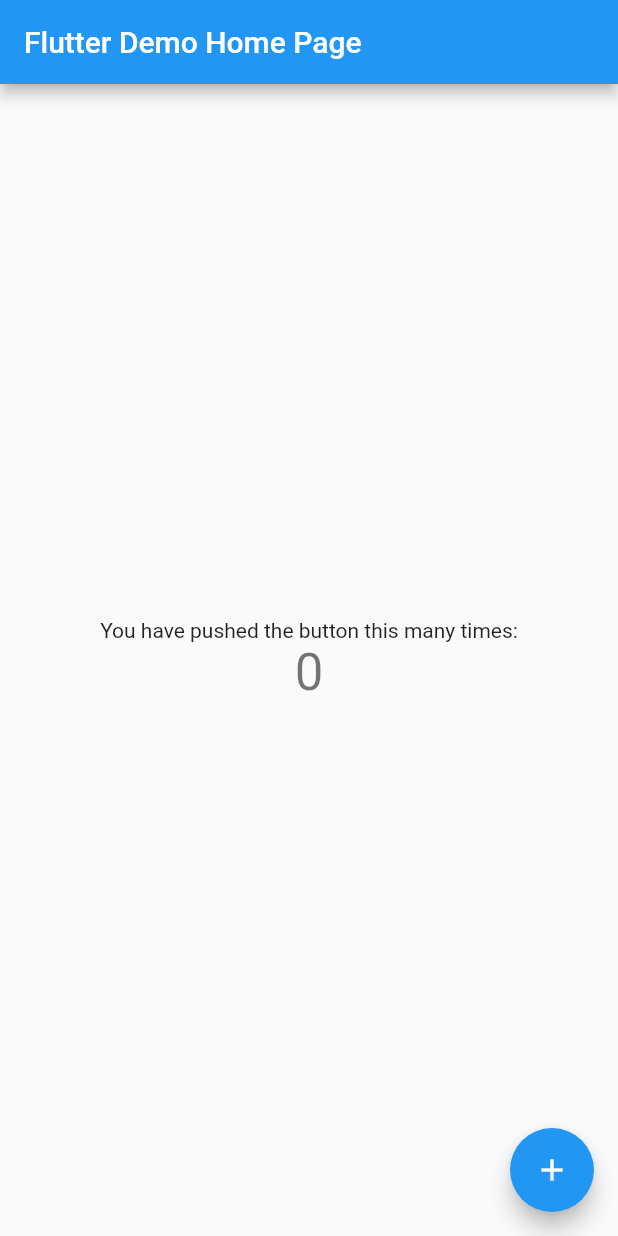
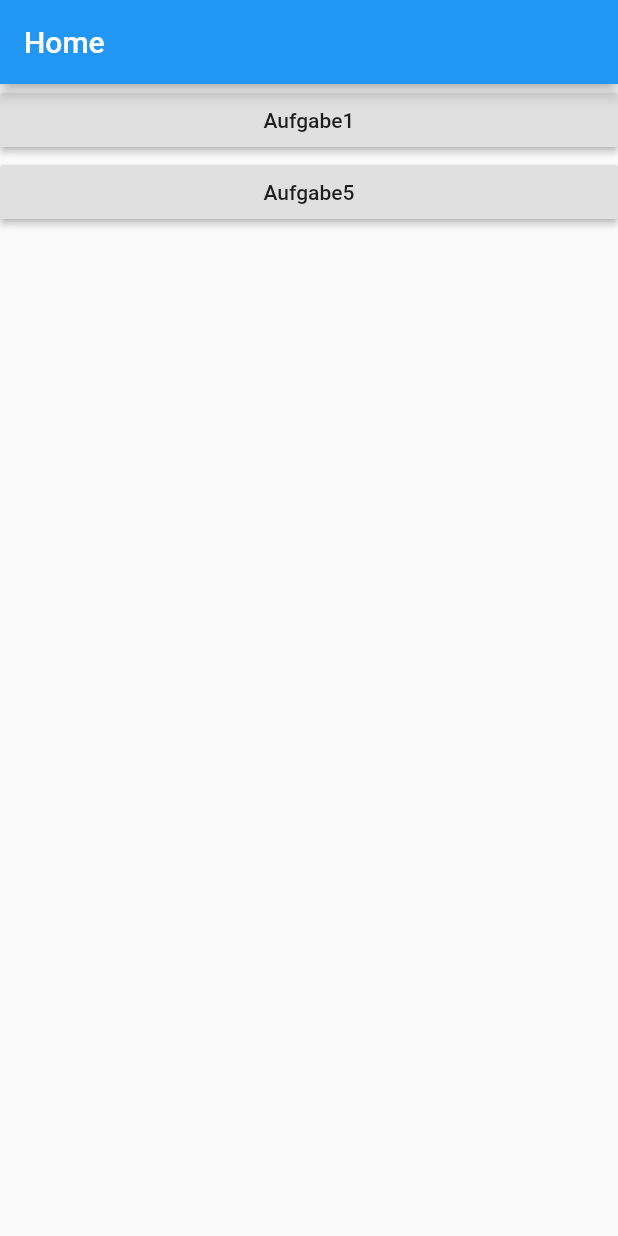
Before and after one commit to Syb10/flutter_ui_analyse_app, a Flutter app: the screen it shows after launch, on a phone screen of 412 x 824 dp. Run offline on Flutter 3.47's test engine with Material 2 defaults, Android fonts, the phone set to English and light mode, and no system bars.

```diff
--- a/lib/main.dart
+++ b/lib/main.dart
@@ -1,4 +1,5 @@
 import 'package:flutter/material.dart';
+import 'package:flutter_ui_analyse_app/screens/home_screen.dart';
 
 void main() => runApp(MyApp());
 
@@ -9,103 +10,9 @@ class MyApp extends StatelessWidget {
     return MaterialApp(
       title: 'Flutter Demo',
       theme: ThemeData(
-        // This is the theme of your application.
-        //
-        // Try running your application with "flutter run". You'll see the
-        // application has a blue toolbar. Then, without quitting the app, try
-        // changing the primarySwatch below to Colors.green and then invoke
-        // "hot reload" (press "r" in the console where you ran "flutter run",
-        // or simply save your changes to "hot reload" in a Flutter IDE).
-        // Notice that the counter didn't reset back to zero; the application
-        // is not restarted.
         primarySwatch: Colors.blue,
       ),
-      home: MyHomePage(title: 'Flutter Demo Home Page'),
+      home: Home_Screen(),
     );
   }
 }
-
-class MyHomePage extends StatefulWidget {
-  MyHomePage({Key key, this.title}) : super(key: key);
-
-  // This widget is the home page of your application. It is stateful, meaning
-  // that it has a State object (defined below) that contains fields that affect
-  // how it looks.
-
-  // This class is the configuration for the state. It holds the values (in this
-  // case the title) provided by the parent (in this case the App widget) and
-  // used by the build method of the State. Fields in a Widget subclass are
-  // always marked "final".
-
-  final String title;
-
-  @override
-  _MyHomePageState createState() => _MyHomePageState();
-}
-
-class _MyHomePageState extends State<MyHomePage> {
-  int _counter = 0;
-
-  void _incrementCounter() {
-    setState(() {
-      // This call to setState tells the Flutter framework that something has
-      // changed in this State, which causes it to rerun the build method below
-      // so that the display can reflect the updated values. If we changed
-      // _counter without calling setState(), then the build method would not be
-      // called again, and so nothing would appear to happen.
-      _counter++;
-    });
-  }
-
-  @override
-  Widget build(BuildContext context) {
-    // This method is rerun every time setState is called, for instance as done
-    // by the _incrementCounter method above.
-    //
-    // The Flutter framework has been optimized to make rerunning build methods
-    // fast, so that you can just rebuild anything that needs updating rather
-    // than having to individually change instances of widgets.
-    return Scaffold(
-      appBar: AppBar(
-        // Here we take the value from the MyHomePage object that was created by
-        // the App.build method, and use it to set our appbar title.
-        title: Text(widget.title),
-      ),
-      body: Center(
-        // Center is a layout widget. It takes a single child and positions it
-        // in the middle of the parent.
-        child: Column(
-          // Column is also a layout widget. It takes a list of children and
-          // arranges them vertically. By default, it sizes itself to fit its
-          // children horizontally, and tries to be as tall as its parent.
-          //
-          // Invoke "debug painting" (press "p" in the console, choose the
-          // "Toggle Debug Paint" action from the Flutter Inspector in Android
-          // Studio, or the "Toggle Debug Paint" command in Visual Studio Code)
-          // to see the wireframe for each widget.
-          //
-          // Column has various properties to control how it sizes itself and
-          // how it positions its children. Here we use mainAxisAlignment to
-          // center the children vertically; the main axis here is the vertical
-          // axis because Columns are vertical (the cross axis would be
-          // horizontal).
-          mainAxisAlignment: MainAxisAlignment.center,
-          children: <Widget>[
-            Text(
-              'You have pushed the button this many times:',
-            ),
-            Text(
-              '$_counter',
-              style: Theme.of(context).textTheme.display1,
-            ),
-          ],
-        ),
-      ),
-      floatingActionButton: FloatingActionButton(
-        onPressed: _incrementCounter,
-        tooltip: 'Increment',
-        child: Icon(Icons.add),
-      ), // This trailing comma makes auto-formatting nicer for build methods.
-    );
-  }
-}
--- /dev/null
+++ b/lib/screens/home_screen.dart
@@ -0,0 +1,48 @@
+import 'package:flutter/material.dart';
+import 'package:flutter_ui_analyse_app/screens/chords_screen.dart';
+import 'package:flutter_ui_analyse_app/screens/datenschutz_screen.dart';
+
+class Home_Screen extends StatefulWidget {
+  @override
+  _Home_ScreenState createState() => _Home_ScreenState();
+}
+
+class _Home_ScreenState extends State<Home_Screen> {
+  @override
+  Widget build(BuildContext context) {
+    return Scaffold(
+      appBar: AppBar(
+        title: Text("Home"),
+      ),
+      body:
+          Column(
+            children: <Widget>[
+                buildRaisedAufgabenButton(context, "Aufgabe1", Datenschutz_Screen()),
+              buildRaisedAufgabenButton(context, "Aufgabe5", Chords_Screen()),
+            ],
+          )
+
+
+
+      );
+
+
+  }
+}
+
+Widget buildRaisedAufgabenButton(BuildContext context, text, widget) {
+  return RaisedButton(
+    onPressed: (){
+      Navigator.push(
+          context,
+          MaterialPageRoute(builder:
+              (context) => widget,
+          )
+      );
+    },
+    child: Align(
+      alignment: Alignment.center,
+      child:Text(text),
+    ),
+  );
+}
--- a/pubspec.yaml
+++ b/pubspec.yaml
@@ -41,8 +41,9 @@ flutter:
   uses-material-design: true
 
   # To add assets to your application, add an assets section, like this:
-  # assets:
-  #  - images/a_dot_burr.jpeg
+  assets:
+    - assets/images/chord1.PNG
+    - assets/images/chord2.PNG
   #  - images/a_dot_ham.jpeg
 
   # An image asset can refer to one or more resolution-specific "variants", see
```
Also changed, not shown: lib/screens/chords_screen.dart (added, +75 -0 lines), lib/screens/datenschutz_screen.dart (added, +80 -0 lines).
